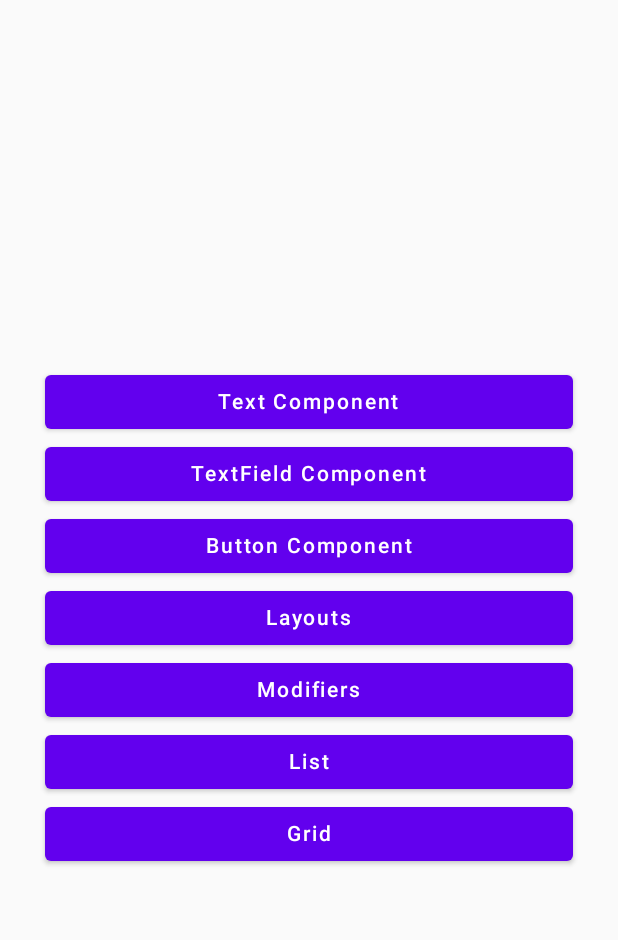
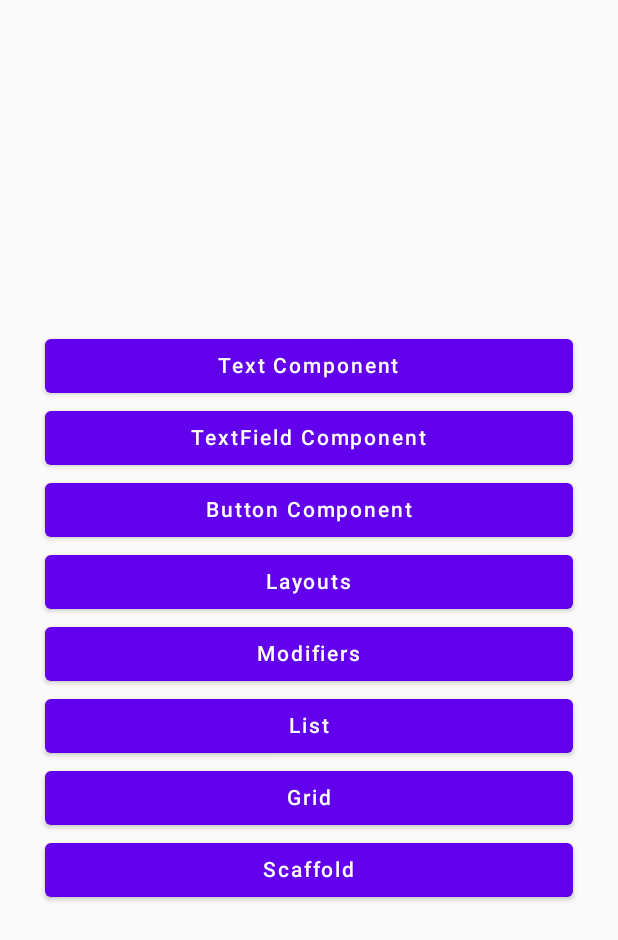
Before and after one commit to aparna-tati-simformsolutions/Jetpack-Compose, an Android app built with Jetpack Compose: the screen it shows after launch (MainActivity), on a phone screen of 412 x 824 dp. Shown: the top 940 px of the screen. Run offline under Robolectric (Android 15) with nearby library versions, the phone set to English and light mode, and no system bars.

Commit message:
Scaffold and Bottom Navigation component

```diff
--- a/app/src/main/java/com/example/myapplication/MainActivity.kt
+++ b/app/src/main/java/com/example/myapplication/MainActivity.kt
@@ -5,6 +5,7 @@ import androidx.activity.ComponentActivity
 import androidx.activity.compose.setContent
 import androidx.navigation.compose.rememberNavController
 import com.example.myapplication.navigation.NavGraph
+import com.example.myapplication.ui.components.ScaffoldComponent
 import com.example.myapplication.ui.theme.MyApplicationTheme
 
 class MainActivity : ComponentActivity() {
--- /dev/null
+++ b/app/src/main/java/com/example/myapplication/navigation/BottomNavigationScreens.kt
@@ -0,0 +1,11 @@
+package com.example.myapplication.navigation
+
+import com.example.myapplication.R
+
+sealed class BottomNavigationScreens (var title: String, var icon: Int, var screen_route: String) {
+    object Home: BottomNavigationScreens(title = "Home", icon = R.drawable.baseline_home_24, screen_route = "home")
+    object MyNetwork: BottomNavigationScreens(title = "Network", icon = R.drawable.baseline_people_24, screen_route = "my_network")
+    object Post: BottomNavigationScreens(title = "Post", icon = R.drawable.baseline_add_24, screen_route = "post")
+    object Notification: BottomNavigationScreens(title = "Notification", icon = R.drawable.baseline_notifications_24, screen_route = "notification")
+    object Jobs: BottomNavigationScreens(title = "Jobs", icon = R.drawable.baseline_work_24, screen_route = "jobs")
+}
--- a/app/src/main/java/com/example/myapplication/navigation/NavGraph.kt
+++ b/app/src/main/java/com/example/myapplication/navigation/NavGraph.kt
@@ -7,10 +7,15 @@ import androidx.navigation.compose.composable
 import com.example.myapplication.ui.components.ButtonComponent
 import com.example.myapplication.ui.components.Components
 import com.example.myapplication.ui.components.CustomList
+import com.example.myapplication.ui.components.HomeScreen
+import com.example.myapplication.ui.components.JobScreen
 import com.example.myapplication.ui.components.Layouts
 import com.example.myapplication.ui.components.ListComponent
 import com.example.myapplication.ui.components.Modifiers
-import com.example.myapplication.ui.components.SimpleGrid
+import com.example.myapplication.ui.components.MyNetworkScreen
+import com.example.myapplication.ui.components.NotificationScreen
+import com.example.myapplication.ui.components.PostScreen
+import com.example.myapplication.ui.components.ScaffoldComponent
 import com.example.myapplication.ui.components.SimpleList
 import com.example.myapplication.ui.components.TextComponent
 import com.example.myapplication.ui.components.TextFieldComponent
@@ -49,7 +54,25 @@ fun NavGraph(navController: NavHostController) {
             CustomList()
         }
         composable(route = Screens.SimpleGrid.route) {
-            SimpleGrid()
+//            SimpleGrid()
+        }
+        composable(route = Screens.Scaffold.route) {
+            ScaffoldComponent()
+        }
+        composable(route = BottomNavigationScreens.Home.screen_route) {
+            HomeScreen()
+        }
+        composable(route = BottomNavigationScreens.Post.screen_route) {
+            PostScreen()
+        }
+        composable(route = BottomNavigationScreens.MyNetwork.screen_route) {
+            MyNetworkScreen()
+        }
+        composable(route = BottomNavigationScreens.Jobs.screen_route) {
+            JobScreen()
+        }
+        composable(route = BottomNavigationScreens.Notification.screen_route) {
+            NotificationScreen()
         }
     }
 }
--- a/app/src/main/java/com/example/myapplication/navigation/Screens.kt
+++ b/app/src/main/java/com/example/myapplication/navigation/Screens.kt
@@ -11,4 +11,5 @@ sealed class Screens(val route: String) {
     object SimpleList: Screens("Simple_List_Screen")
     object CustomList: Screens("Custom_List_Screen")
     object SimpleGrid: Screens("Simple_Grid_Screen")
+    object Scaffold: Screens("Scaffold_Screen")
 }
--- a/app/src/main/java/com/example/myapplication/ui/components/Components.kt
+++ b/app/src/main/java/com/example/myapplication/ui/components/Components.kt
@@ -64,5 +64,11 @@ fun Components(navController: NavController) {
         }, modifier = Modifier.fillMaxWidth()) {
             Text(text = "Grid")
         }
+
+        Button(onClick = {
+            navController.navigate(Screens.Scaffold.route)
+        }, modifier = Modifier.fillMaxWidth()) {
+            Text(text = "Scaffold")
+        }
     }
 }
--- /dev/null
+++ b/app/src/main/res/drawable/baseline_add_24.xml
@@ -0,0 +1,5 @@
+<vector android:height="24dp" android:tint="#000000"
+    android:viewportHeight="24" android:viewportWidth="24"
+    android:width="24dp" xmlns:android="http://schemas.android.com/apk/res/android">
+    <path android:fillColor="@android:color/white" android:pathData="M19,13h-6v6h-2v-6H5v-2h6V5h2v6h6v2z"/>
+</vector>
--- /dev/null
+++ b/app/src/main/res/drawable/baseline_home_24.xml
@@ -0,0 +1,5 @@
+<vector android:height="24dp" android:tint="#000000"
+    android:viewportHeight="24" android:viewportWidth="24"
+    android:width="24dp" xmlns:android="http://schemas.android.com/apk/res/android">
+    <path android:fillColor="@android:color/white" android:pathData="M10,20v-6h4v6h5v-8h3L12,3 2,12h3v8z"/>
+</vector>
--- /dev/null
+++ b/app/src/main/res/drawable/baseline_notifications_24.xml
@@ -0,0 +1,5 @@
+<vector android:height="24dp" android:tint="#000000"
+    android:viewportHeight="24" android:viewportWidth="24"
+    android:width="24dp" xmlns:android="http://schemas.android.com/apk/res/android">
+    <path android:fillColor="@android:color/white" android:pathData="M12,22c1.1,0 2,-0.9 2,-2h-4c0,1.1 0.89,2 2,2zM18,16v-5c0,-3.07 -1.64,-5.64 -4.5,-6.32L13.5,4c0,-0.83 -0.67,-1.5 -1.5,-1.5s-1.5,0.67 -1.5,1.5v0.68C7.63,5.36 6,7.92 6,11v5l-2,2v1h16v-1l-2,-2z"/>
+</vector>
--- /dev/null
+++ b/app/src/main/res/drawable/baseline_people_24.xml
@@ -0,0 +1,5 @@
+<vector android:height="24dp" android:tint="#000000"
+    android:viewportHeight="24" android:viewportWidth="24"
+    android:width="24dp" xmlns:android="http://schemas.android.com/apk/res/android">
+    <path android:fillColor="@android:color/white" android:pathData="M16,11c1.66,0 2.99,-1.34 2.99,-3S17.66,5 16,5c-1.66,0 -3,1.34 -3,3s1.34,3 3,3zM8,11c1.66,0 2.99,-1.34 2.99,-3S9.66,5 8,5C6.34,5 5,6.34 5,8s1.34,3 3,3zM8,13c-2.33,0 -7,1.17 -7,3.5L1,19h14v-2.5c0,-2.33 -4.67,-3.5 -7,-3.5zM16,13c-0.29,0 -0.62,0.02 -0.97,0.05 1.16,0.84 1.97,1.97 1.97,3.45L17,19h6v-2.5c0,-2.33 -4.67,-3.5 -7,-3.5z"/>
+</vector>
--- /dev/null
+++ b/app/src/main/res/drawable/baseline_work_24.xml
@@ -0,0 +1,5 @@
+<vector android:height="24dp" android:tint="#000000"
+    android:viewportHeight="24" android:viewportWidth="24"
+    android:width="24dp" xmlns:android="http://schemas.android.com/apk/res/android">
+    <path android:fillColor="@android:color/white" android:pathData="M20,6h-4L16,4c0,-1.11 -0.89,-2 -2,-2h-4c-1.11,0 -2,0.89 -2,2v2L4,6c-1.11,0 -1.99,0.89 -1.99,2L2,19c0,1.11 0.89,2 2,2h16c1.11,0 2,-0.89 2,-2L22,8c0,-1.11 -0.89,-2 -2,-2zM14,6h-4L10,4h4v2z"/>
+</vector>
```
Also changed, not shown: app/src/main/java/com/example/myapplication/ui/components/ScaffoldComponent.kt (added, +150 -0 lines).
